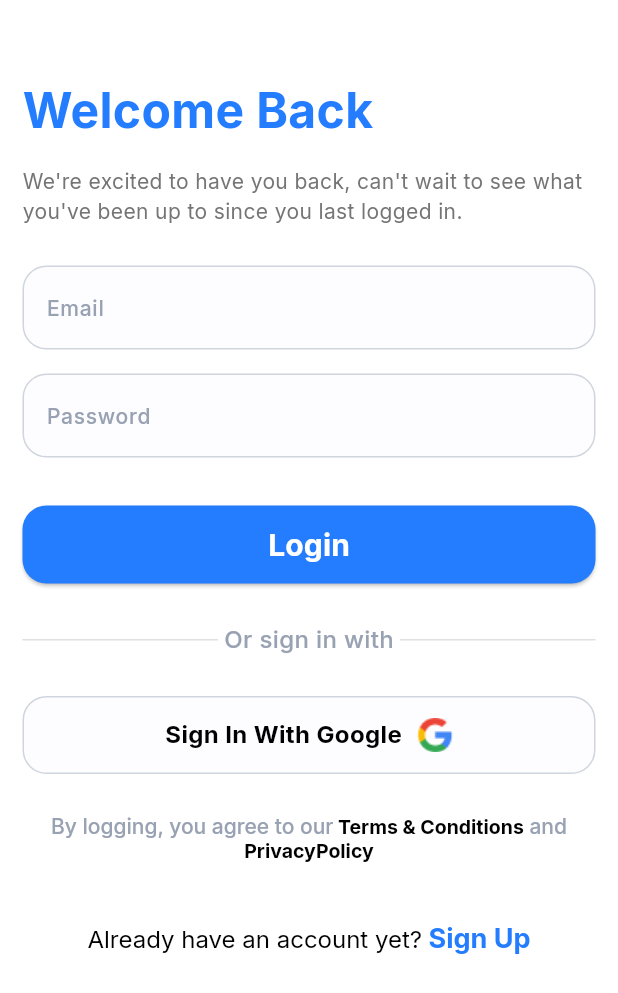
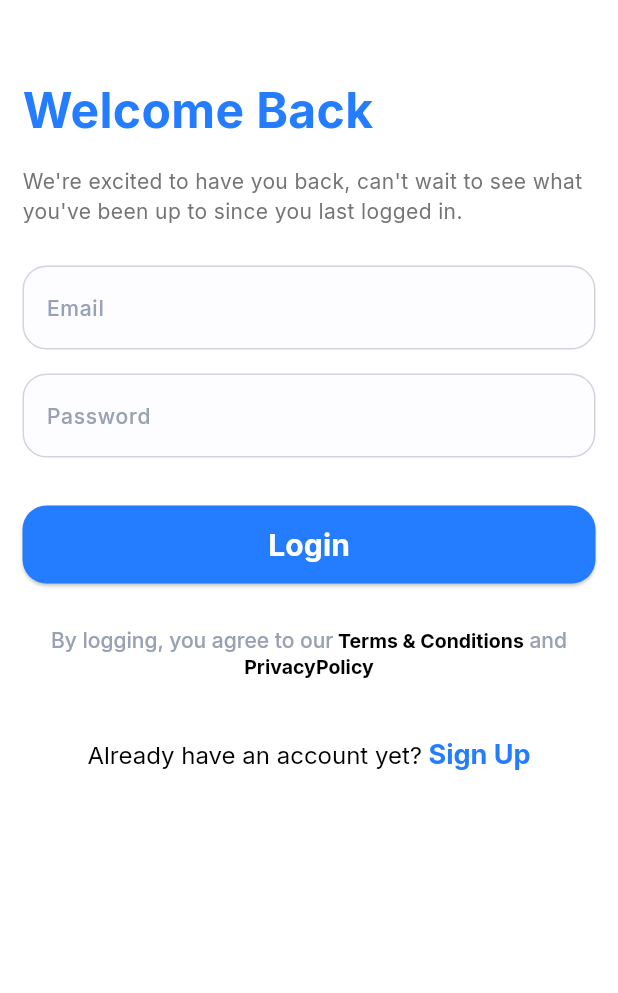
Before and after one commit to AyaNasserEzat/doctor_appointment_app, a Flutter app: the screen it shows after launch, after a tap on "Get Started", on a phone screen of 412 x 824 dp. Shown: the top 993 px of the screen. Run offline on Flutter 3.47's test engine with Material 3 defaults, Android fonts, the phone set to English and light mode, and no system bars; our stand-ins replace dio, flutter_bloc, flutter_secure_storage, flutter_svg, freezed_annotation, get_it and 2 more; generated files the repository leaves out were written again; network calls fail.

Commit message:
feat(login): enhance login UI and error handling
- Updated custom_text_form_field to accept TextEditingController
- Added loading state in LoginCubit and handled it with BlocListener
- Improved terms and conditions text style (centered + line height)
- Integrated DioException.connectionError handling in ApiErrorHandler
- Minor UI adjustments in LoginScreen and related widgets

```diff
--- a/lib/core/networking/api_error_handler.dart
+++ b/lib/core/networking/api_error_handler.dart
@@ -13,6 +13,8 @@ class ApiErrorHandler {
 
         case DioExceptionType.receiveTimeout:
           return ApiErrorModel(message: 'Receive timeout with ApiServer');
+        case DioExceptionType.connectionError:
+          return ApiErrorModel(message: 'No Internet Connection');
 
         case DioExceptionType.badResponse:
           return _handelError(error.response?.data);
@@ -21,7 +23,7 @@ class ApiErrorHandler {
 
         case DioExceptionType.unknown:
           if (error.message!.contains('SocketException')) {
-            return ApiErrorModel(message: 'No Internet Connection');
+            return ApiErrorModel(message: 'network layer.');
           }
           return ApiErrorModel(message: 'Unexpected Error, Please try again!');
         default:
--- a/lib/core/networking/dio_factory.dart
+++ b/lib/core/networking/dio_factory.dart
@@ -16,7 +16,7 @@ class DioFactory {
       dio!
         ..options.connectTimeout = timeOut
         ..options.receiveTimeout = timeOut;
-      addDioHeaders();
+      //addDioHeaders();
       addDioInterceptor();
       return dio!;
     } else {
--- a/lib/core/widgets/custom_text_form_field.dart
+++ b/lib/core/widgets/custom_text_form_field.dart
@@ -3,11 +3,17 @@ import 'package:doctor_appointment/core/utils/app_text_styles.dart';
 import 'package:flutter/material.dart';
 
 class CustomTextFormField extends StatelessWidget {
-  const CustomTextFormField({super.key, required this.hintText});
+  const CustomTextFormField({
+    super.key,
+    required this.hintText,
+    this.controller,
+  });
   final String hintText;
+  final TextEditingController? controller;
   @override
   Widget build(BuildContext context) {
     return TextFormField(
+      controller: controller,
       decoration: InputDecoration(
         hintText: hintText,
         hintStyle: AppTextStyles.interMedium14,
--- a/lib/feature/login/prsentation/logic/cubit/login_cubit.dart
+++ b/lib/feature/login/prsentation/logic/cubit/login_cubit.dart
@@ -9,12 +9,13 @@ class LoginCubit extends Cubit<LoginState> {
   LoginCubit(this.loginRepo) : super(LoginState.initial());
   final LoginRepo loginRepo;
   TextEditingController? emailController = TextEditingController();
-  TextEditingController? nameController = TextEditingController();
+  TextEditingController? passwordController = TextEditingController();
   void emitLoginState() async {
+    emit(const LoginState.loading());
     final response = await loginRepo.login(
       LoginRequestBody(
         email: emailController!.text,
-        password: nameController!.text,
+        password: passwordController!.text,
       ),
     );
     response.when(
--- a/lib/feature/login/prsentation/screens/login_screen.dart
+++ b/lib/feature/login/prsentation/screens/login_screen.dart
@@ -29,14 +29,14 @@ class LoginScreen extends StatelessWidget {
                 ),
                 SizedBox(height: 16),
                 LoginForm(),
-                SizedBox(height: 16),
-                OrSignInWithRow(),
-                SizedBox(height: 16),
-                SignInWithGoogleWidget(),
+                //SizedBox(height: 16),
+                // OrSignInWithRow(),
+                // SizedBox(height: 16),
+                //SignInWithGoogleWidget(),
                 SizedBox(height: 16),
                 AgreeTermsAndCondtionWidget(),
                 SizedBox(height: 30),
-                AleardyHaveAnAccountWidget()
+                AleardyHaveAnAccountWidget(),
               ],
             ),
           ),
--- a/lib/feature/login/prsentation/screens/widgets/agree_terms_and_condition.dart
+++ b/lib/feature/login/prsentation/screens/widgets/agree_terms_and_condition.dart
@@ -8,7 +8,8 @@ class AgreeTermsAndCondtionWidget extends StatelessWidget {
 
   @override
   Widget build(BuildContext context) {
-    return RichText(
+    return Center(
+      child: RichText(
         textAlign: TextAlign.center,
         text: TextSpan(
           text: AppStrings.agreeTerms,
@@ -21,7 +22,7 @@ class AgreeTermsAndCondtionWidget extends StatelessWidget {
             ),
             TextSpan(
               text: ' ${AppStrings.and}',
-            style: AppTextStyles.interMedium14,
+              style: AppTextStyles.interMedium14.copyWith(height: 1.5),
               recognizer: TapGestureRecognizer()..onTap = () {},
             ),
             TextSpan(
@@ -31,6 +32,7 @@ class AgreeTermsAndCondtionWidget extends StatelessWidget {
             ),
           ],
         ),
+      ),
     );
   }
 }
--- a/lib/feature/login/prsentation/screens/widgets/login_form.dart
+++ b/lib/feature/login/prsentation/screens/widgets/login_form.dart
@@ -1,29 +1,36 @@
-import 'package:doctor_appointment/core/helper/extension.dart';
-import 'package:doctor_appointment/core/routing/routes.dart';
 import 'package:doctor_appointment/core/utils/app_strings.dart';
 import 'package:doctor_appointment/core/widgets/button.dart';
 import 'package:doctor_appointment/core/widgets/custom_text_form_field.dart';
+import 'package:doctor_appointment/feature/login/prsentation/logic/cubit/login_cubit.dart';
+import 'package:doctor_appointment/feature/login/prsentation/screens/widgets/login_bloc_listner.dart';
 import 'package:flutter/widgets.dart';
+import 'package:flutter_bloc/flutter_bloc.dart';
 
 class LoginForm extends StatelessWidget {
-  const LoginForm({
-    super.key,
-  });
+  const LoginForm({super.key});
 
   @override
   Widget build(BuildContext context) {
+    final cubit = context.read<LoginCubit>();
     return Column(
       children: [
-        CustomTextFormField(hintText: AppStrings.email),
+        CustomTextFormField(
+          controller: cubit.emailController,
+          hintText: AppStrings.email,
+        ),
         SizedBox(height: 16),
-        CustomTextFormField(hintText: AppStrings.password),
+        CustomTextFormField(
+          controller: cubit.passwordController,
+          hintText: AppStrings.password,
+        ),
         SizedBox(height: 32),
         Button(
           text: AppStrings.login,
           onPressed: () {
-            context.pushNamed(Routes.loginScreen);
+            cubit.emitLoginState();
           },
         ),
+        LoginBlocListener()
       ],
     );
   }
```
Also changed, not shown: lib/feature/login/prsentation/screens/widgets/login_bloc_listner.dart (added, +61 -0 lines). Lines whose indentation alone changed are shown as unchanged.
